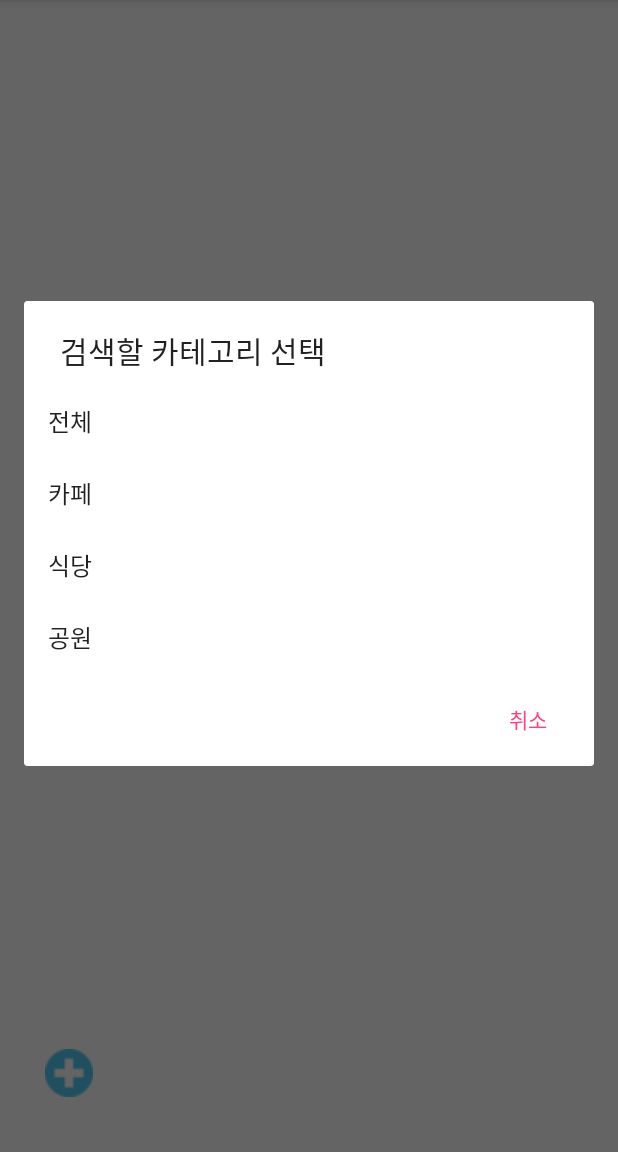
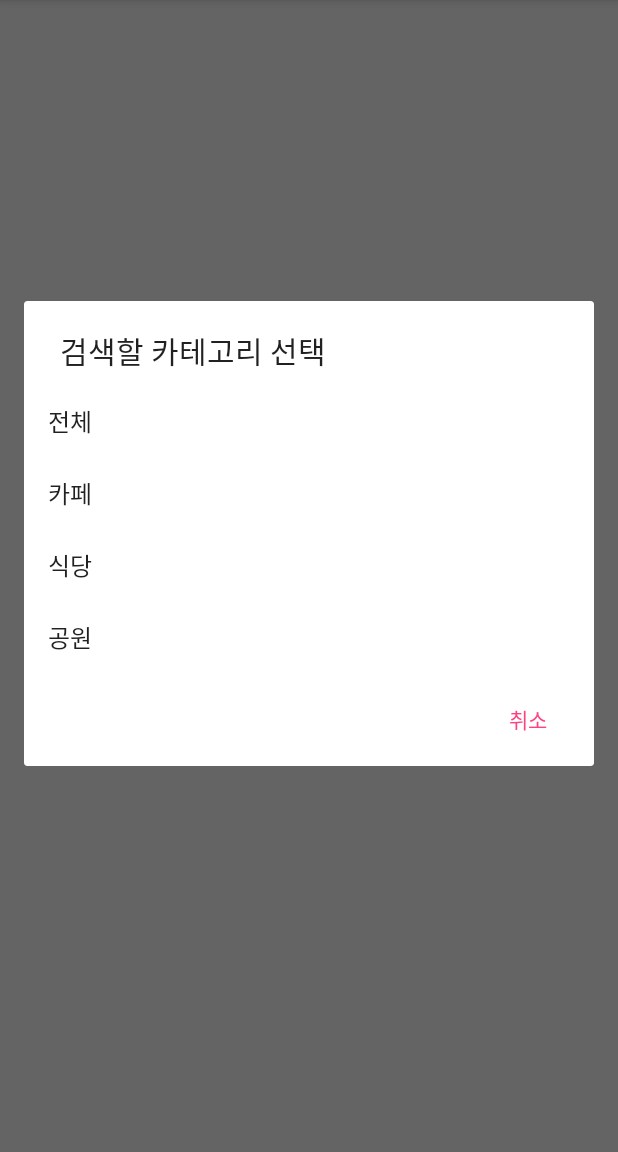
Before and after one commit to 2018bottomUpProject/User-participating-service-apps, an Android app: the screen it shows after launch (MainActivity), after a tap on "카테고리검색", on a phone screen of 412 x 824 dp, the part 84-1236 px from its top. Run offline under Robolectric (Android 15) with nearby library versions, the phone set to English and light mode, and no system bars.

Commit message:
remove add_button

```diff
--- a/UPSA/app/src/main/res/layout/activity_main.xml
+++ b/UPSA/app/src/main/res/layout/activity_main.xml
@@ -21,16 +21,4 @@
         android:elevation="4dp"
         app:theme="@style/ThemeOverlay.AppCompat.Dark"/>
 
-    <!--정보 등록 버튼-->
-    <Button
-        android:id="@+id/addButton"
-        android:layout_width="45dp"
-        android:layout_height="45dp"
-        android:layout_alignParentLeft="true"
-        android:layout_alignParentBottom="true"
-        android:layout_marginLeft="30dp"
-        android:layout_marginBottom="30dp"
-        android:background="#00000000"
-        android:drawableLeft="@drawable/add_button"
-        />
 </RelativeLayout>
```
Also changed, not shown: UPSA/app/src/main/res/drawable/add_button.png (deleted).
